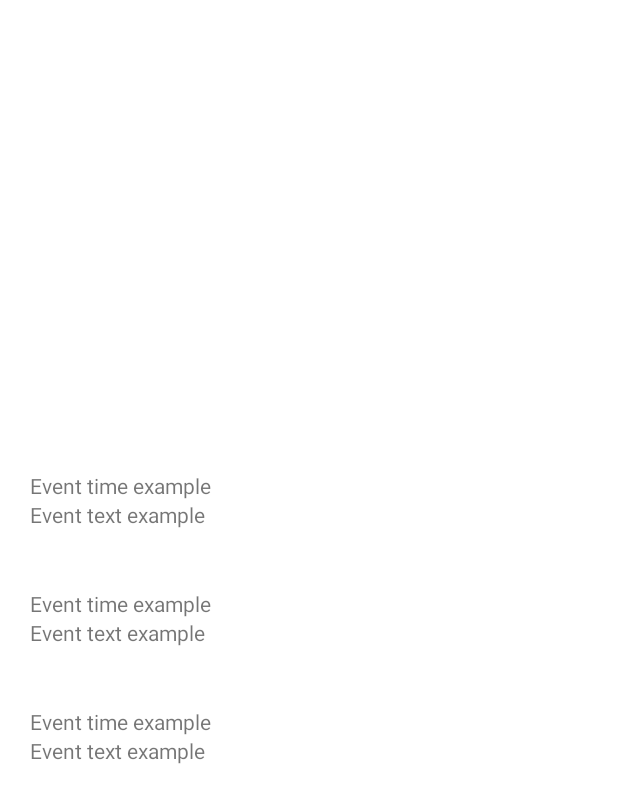
After one commit to renanlecaro/monkeysms, an Android app: the layout activity_event.xml on its own in the app's theme, with its tools: preview values and no code run, on a phone screen of 412 x 824 dp. The commit adds this screen. Shown: the top 803 px of the screen. Run offline under Robolectric (Android 15) with nearby library versions, the phone set to English and light mode, and no system bars.

Commit message:
Trying to fix the problem wiht the built app

```diff
--- a/android/app/build.gradle
+++ b/android/app/build.gradle
@@ -12,8 +12,8 @@ android {
         applicationId "me.lecaro.monkeysms"
         minSdk 22
         targetSdk 31
-        versionCode 11
-        versionName "11"
+        versionCode 12
+        versionName "12"
         testInstrumentationRunner "androidx.test.runner.AndroidJUnitRunner"
         setProperty("archivesBaseName",  "monkeySMS-v" + versionCode)
 
--- a/android/app/src/main/java/me/lecaro/monkeysms/data/App.kt
+++ b/android/app/src/main/java/me/lecaro/monkeysms/data/App.kt
@@ -13,6 +13,7 @@ class App : Application() {
         AppRepository(
             database.messageDao(),
             database.contactDao(),
+            database.monkeyEventsDao(),
             this
         )
     }
--- a/android/app/src/main/java/me/lecaro/monkeysms/data/AppDatabase.kt
+++ b/android/app/src/main/java/me/lecaro/monkeysms/data/AppDatabase.kt
@@ -9,12 +9,12 @@ import me.lecaro.monkeysms.BuildConfig
 
 const val version = BuildConfig.VERSION_CODE
 
-@Database(entities = [Message::class, Contact::class], version = version, exportSchema = false)
+@Database(entities = [Message::class, Contact::class,MonkeyEvent::class], version = version, exportSchema = false)
 abstract class AppDatabase : RoomDatabase() {
 
     abstract fun messageDao(): MessageDao
     abstract fun contactDao(): ContactDao
-
+    abstract fun monkeyEventsDao(): MonkeyEventsDao
 
     companion object {
         @Volatile
--- a/android/app/src/main/java/me/lecaro/monkeysms/ui/ConversationViewModel.kt
+++ b/android/app/src/main/java/me/lecaro/monkeysms/ui/ConversationViewModel.kt
@@ -64,8 +64,6 @@ class ConversationViewModel(val repo: AppRepository) : ViewModel() {
                         deviceId = sender.deviceId
                     )
                 )
-
-
                 startServerService(repo.app)
             }catch (e:Exception){
                 Log.e(TAG, e.toString())
@@ -73,4 +71,8 @@ class ConversationViewModel(val repo: AppRepository) : ViewModel() {
         }
 
     }
+
+    val lastEvent = repo.monkeyEventsDao.getRecent(1)
+
+
 }
--- a/android/app/src/main/java/me/lecaro/monkeysms/ui/HomeViewModel.kt
+++ b/android/app/src/main/java/me/lecaro/monkeysms/ui/HomeViewModel.kt
@@ -12,6 +12,7 @@ import me.lecaro.monkeysms.network.startServerService
 
 class AppViewModel(private val repo: AppRepository) : ViewModel() {
        val conversations = repo.messageDao.conversations()
+    val lastEvent = repo.monkeyEventsDao.getRecent(1)
 //   fun getMessagesOfContact(contact: String) = repository.messageDao.getMessagesOfContact(contact).asLiveData()
     fun cancelAll() {
         viewModelScope.launch {
@@ -32,6 +33,11 @@ class AppViewModel(private val repo: AppRepository) : ViewModel() {
         }
     }
 
+    fun toast(textRessource: Int, vararg formatArgs: String){
+        viewModelScope.launch {
+             repo.toast(textRessource,*formatArgs)
+        }
+    }
     val deviceId: LiveData<String> by lazy {
         val sharedPrefs =
             repo.app.getSharedPreferences("me.lecaro.monkeysms", Context.MODE_PRIVATE)
--- /dev/null
+++ b/android/app/src/main/res/layout/activity_event.xml
@@ -0,0 +1,17 @@
+<?xml version="1.0" encoding="utf-8"?>
+<androidx.constraintlayout.widget.ConstraintLayout xmlns:android="http://schemas.android.com/apk/res/android"
+    xmlns:app="http://schemas.android.com/apk/res-auto" xmlns:tools="http://schemas.android.com/tools"
+    android:layout_width="match_parent"
+    android:layout_height="match_parent">
+
+    <androidx.recyclerview.widget.RecyclerView
+        android:id="@+id/existing_messages_list"
+        tools:listitem="@layout/fragment_event_item"
+        android:layout_width="match_parent"
+        android:layout_height="wrap_content"
+        app:layoutManager="androidx.recyclerview.widget.GridLayoutManager"
+        app:layout_constraintBottom_toBottomOf="parent"
+        app:layout_constraintEnd_toEndOf="parent"
+        app:layout_constraintStart_toStartOf="parent"
+        app:layout_constraintTop_toTopOf="parent" />
+</androidx.constraintlayout.widget.ConstraintLayout>
--- /dev/null
+++ b/android/app/src/main/res/layout/fragment_event_item.xml
@@ -0,0 +1,25 @@
+<?xml version="1.0" encoding="utf-8"?>
+<androidx.constraintlayout.widget.ConstraintLayout xmlns:android="http://schemas.android.com/apk/res/android"
+    xmlns:app="http://schemas.android.com/apk/res-auto" xmlns:tools="http://schemas.android.com/tools"
+    android:layout_width="match_parent"
+    android:layout_height="wrap_content"
+    android:padding="20dp">
+
+    <TextView
+        android:id="@+id/event_time"
+        android:layout_width="0dp"
+        android:layout_height="wrap_content"
+        android:text="Event time example"
+        app:layout_constraintEnd_toEndOf="parent"
+        app:layout_constraintStart_toStartOf="parent"
+        app:layout_constraintTop_toTopOf="parent" />
+
+    <TextView
+        android:id="@+id/event_text"
+        android:layout_width="0dp"
+        android:layout_height="wrap_content"
+        android:text="Event text example"
+        app:layout_constraintEnd_toEndOf="parent"
+        app:layout_constraintStart_toStartOf="parent"
+        app:layout_constraintTop_toBottomOf="@+id/event_time" />
+</androidx.constraintlayout.widget.ConstraintLayout>
--- a/android/app/src/main/res/values/strings.xml
+++ b/android/app/src/main/res/values/strings.xml
@@ -50,5 +50,8 @@
     <string name="send">Send</string>
 
     <string name="mms_not_supported">An MMS was received but MonkeySMS does not support them</string>
+    <string name="message_delived">Message delivered</string>
+    <string name="sending_failed">Sending failed</string>
+    <string name="sending_worked">Sent</string>
 
 </resources>
```
Also changed, not shown: android/app/src/main/java/me/lecaro/monkeysms/data/AppRepository.kt (+7 -6 lines), android/app/src/main/java/me/lecaro/monkeysms/data/MonkeyEvents.kt (added, +26 -0 lines), android/app/src/main/java/me/lecaro/monkeysms/network/MonkeyApi.kt (+10 -3 lines), android/app/src/main/java/me/lecaro/monkeysms/network/ServerService.kt (+7 -3 lines), android/app/src/main/java/me/lecaro/monkeysms/sms/ReceiptsReceiver.kt (+8 -3 lines), android/app/src/main/java/me/lecaro/monkeysms/ui/ConversationActivity.kt (+19 -0 lines), android/app/src/main/java/me/lecaro/monkeysms/ui/HomeActivity.kt (+22 -4 lines), 1 other file.
